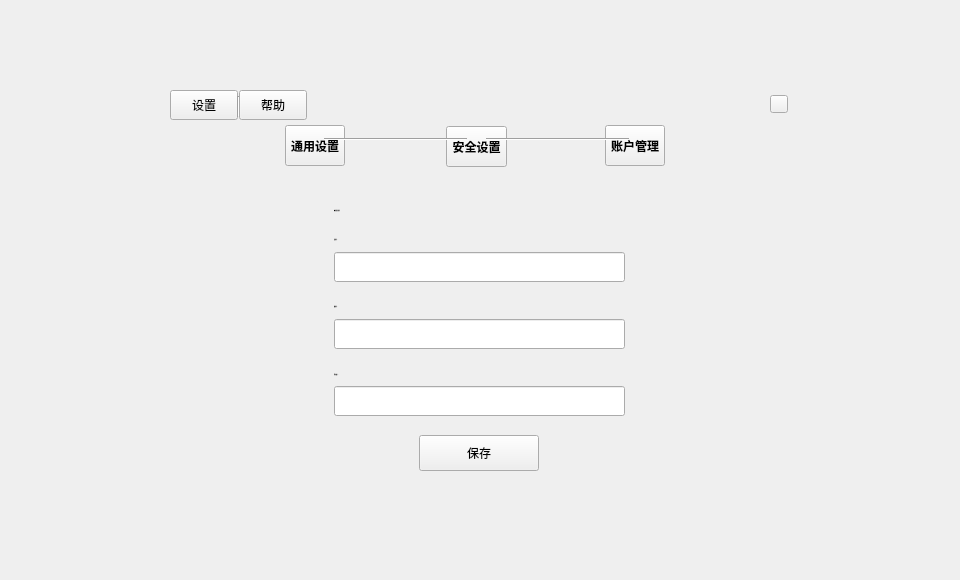
Above: setdialog.ui from HcashOrg/hx-indicator before the change. Below: the same form after it.
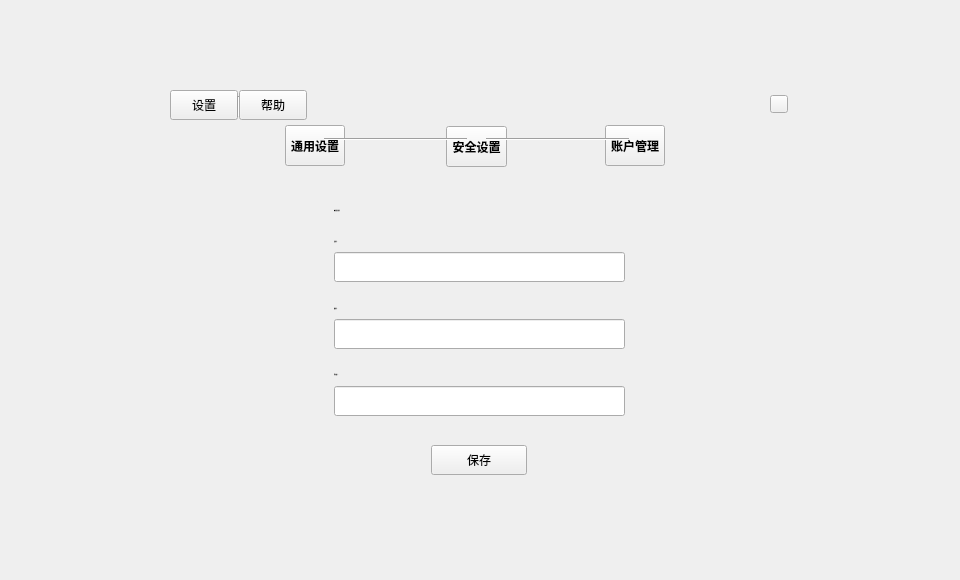
That is the form after the change. The open tabs and pages were chosen to show the change.

What changed in the file:
```diff
--- a/setdialog.ui
+++ b/setdialog.ui
@@ -662,10 +662,10 @@
         <widget class="QToolButton" name="confirmBtn">
          <property name="geometry">
           <rect>
-           <x>280</x>
-           <y>250</y>
-           <width>120</width>
-           <height>36</height>
+           <x>292</x>
+           <y>260</y>
+           <width>96</width>
+           <height>30</height>
           </rect>
          </property>
          <property name="font">
@@ -689,8 +689,8 @@
           <rect>
            <x>195</x>
            <y>179</y>
-           <width>81</width>
-           <height>21</height>
+           <width>100</width>
+           <height>20</height>
           </rect>
          </property>
          <property name="font">
@@ -738,8 +738,8 @@
           <rect>
            <x>195</x>
            <y>46</y>
-           <width>61</width>
-           <height>16</height>
+           <width>100</width>
+           <height>20</height>
           </rect>
          </property>
          <property name="font">
@@ -787,8 +787,8 @@
           <rect>
            <x>195</x>
            <y>113</y>
-           <width>61</width>
-           <height>16</height>
+           <width>100</width>
+           <height>20</height>
           </rect>
          </property>
          <property name="font">
@@ -857,8 +857,8 @@
           <rect>
            <x>195</x>
            <y>10</y>
-           <width>131</width>
-           <height>31</height>
+           <width>200</width>
+           <height>30</height>
           </rect>
          </property>
          <property name="font">
```
Left out of the diff: 10 changed lines with no effect on the pictures.
